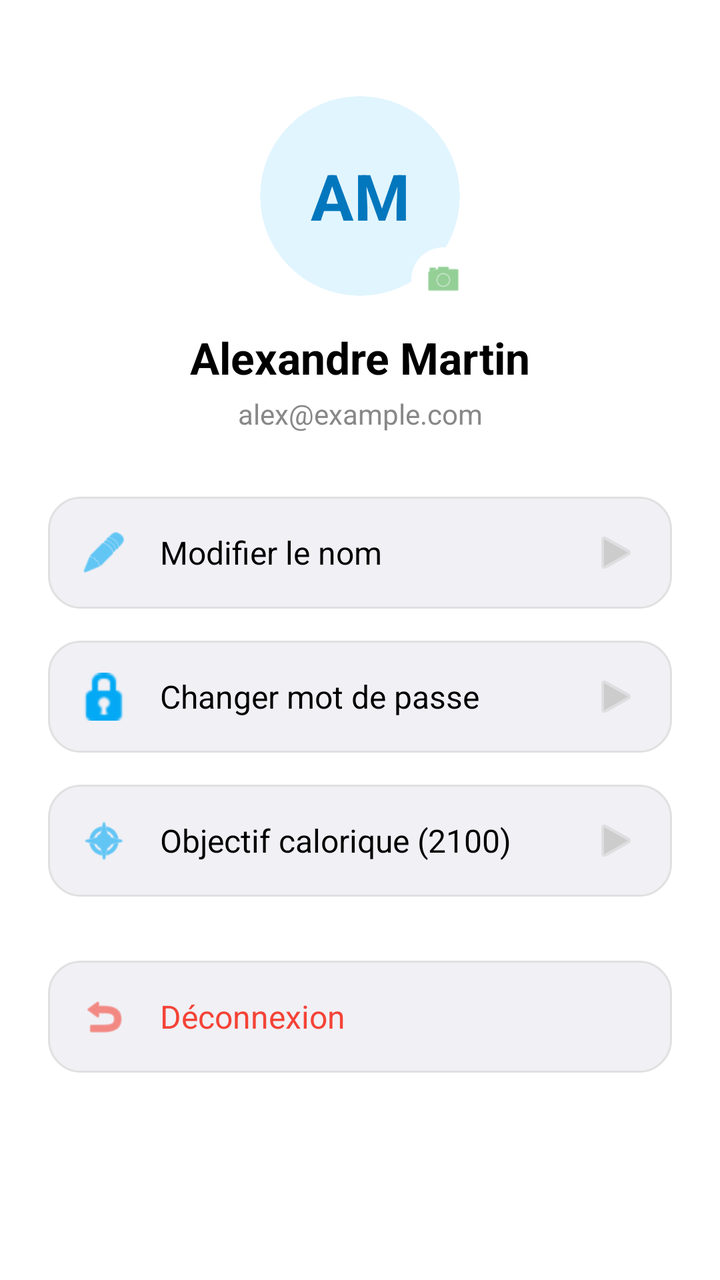
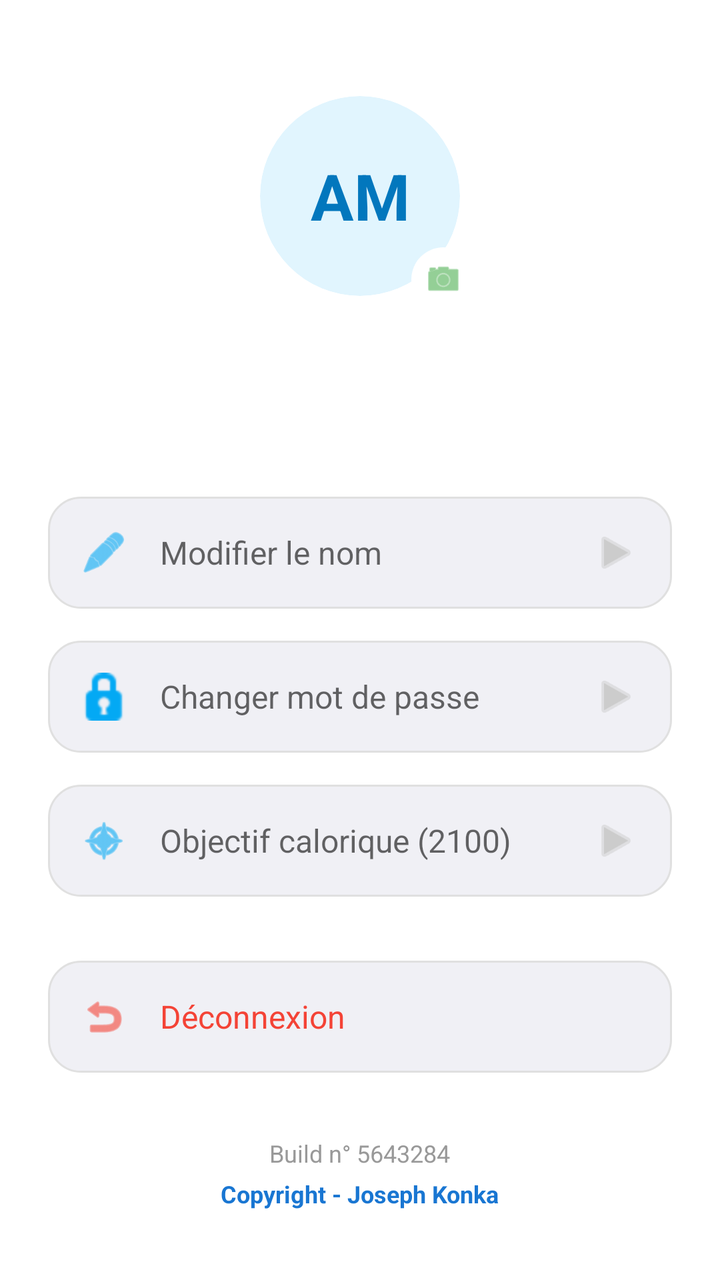

Before-and-after screenshots of an Android layout around one commit, followed by the original layout XML and the change that was made.
<!-- AndroidManifest.xml: application theme Theme.CaloriesTracker -->
<!-- res/layout/fragment_profil.xml -->
<?xml version="1.0" encoding="utf-8"?>
<androidx.constraintlayout.widget.ConstraintLayout xmlns:android="http://schemas.android.com/apk/res/android"
    xmlns:app="http://schemas.android.com/apk/res-auto"
    android:layout_width="match_parent"
    android:layout_height="match_parent"
    android:background="#FFFFFF">

    
    <androidx.cardview.widget.CardView
        android:id="@+id/cvAvatar"
        android:layout_width="100dp"
        android:layout_height="100dp"
        android:layout_marginTop="48dp"
        app:cardBackgroundColor="#E1F5FE"
        app:cardCornerRadius="50dp"
        app:cardElevation="0dp"
        app:layout_constraintEnd_toEndOf="parent"
        app:layout_constraintStart_toStartOf="parent"
        app:layout_constraintTop_toTopOf="parent">
        <TextView
            android:layout_width="match_parent"
            android:layout_height="match_parent"
            android:gravity="center"
            android:text="AM"
            android:textColor="#0277BD"
            android:textSize="32sp"
            android:textStyle="bold" />
    </androidx.cardview.widget.CardView>

    <ImageView
        android:layout_width="32dp"
        android:layout_height="32dp"
        android:layout_marginEnd="-8dp"
        android:layout_marginBottom="-8dp"
        android:background="@drawable/bg_rounded_white"
        android:padding="6dp"
        android:src="@android:drawable/ic_menu_camera"
        app:tint="#4CAF50"
        app:layout_constraintBottom_toBottomOf="@+id/cvAvatar"
        app:layout_constraintEnd_toEndOf="@+id/cvAvatar" />

    <TextView
        android:id="@+id/tvProfileName"
        android:layout_width="wrap_content"
        android:layout_height="wrap_content"
        android:layout_marginTop="16dp"
        android:text="Alexandre Martin"
        android:textColor="#000000"
        android:textSize="22sp"
        android:textStyle="bold"
        app:layout_constraintEnd_toEndOf="parent"
        app:layout_constraintStart_toStartOf="parent"
        app:layout_constraintTop_toBottomOf="@+id/cvAvatar" />

    <TextView
        android:id="@+id/tvProfileEmail"
        android:layout_width="wrap_content"
        android:layout_height="wrap_content"
        android:layout_marginTop="4dp"
        android:text="alex@example.com"
        android:textColor="#888888"
        android:textSize="14sp"
        app:layout_constraintEnd_toEndOf="parent"
        app:layout_constraintStart_toStartOf="parent"
        app:layout_constraintTop_toBottomOf="@+id/tvProfileName" />

    
    <LinearLayout
        android:layout_width="match_parent"
        android:layout_height="wrap_content"
        android:layout_marginStart="24dp"
        android:layout_marginTop="32dp"
        android:layout_marginEnd="24dp"
        android:orientation="vertical"
        app:layout_constraintTop_toBottomOf="@+id/tvProfileEmail">

        
        <LinearLayout
            android:layout_width="match_parent"
            android:layout_height="wrap_content"
            android:background="@drawable/bg_edittext"
            android:gravity="center_vertical"
            android:orientation="horizontal"
            android:padding="16dp"
            android:layout_marginBottom="16dp">
            <ImageView
                android:layout_width="24dp"
                android:layout_height="24dp"
                android:src="@android:drawable/ic_menu_edit"
                app:tint="#03A9F4" />
            <TextView
                android:layout_width="0dp"
                android:layout_height="wrap_content"
                android:layout_marginStart="16dp"
                android:layout_weight="1"
                android:text="Modifier le nom"
                android:textColor="#000000"
                android:textSize="16sp" />
            <ImageView
                android:layout_width="24dp"
                android:layout_height="24dp"
                android:src="@android:drawable/ic_media_play"
                app:tint="#CCCCCC" />
        </LinearLayout>

        
        <LinearLayout
            android:layout_width="match_parent"
            android:layout_height="wrap_content"
            android:background="@drawable/bg_edittext"
            android:gravity="center_vertical"
            android:orientation="horizontal"
            android:padding="16dp"
            android:layout_marginBottom="16dp">
            <ImageView
                android:layout_width="24dp"
                android:layout_height="24dp"
                android:src="@android:drawable/ic_secure"
                app:tint="#03A9F4" />
            <TextView
                android:layout_width="0dp"
                android:layout_height="wrap_content"
                android:layout_marginStart="16dp"
                android:layout_weight="1"
                android:text="Changer mot de passe"
                android:textColor="#000000"
                android:textSize="16sp" />
            <ImageView
                android:layout_width="24dp"
                android:layout_height="24dp"
                android:src="@android:drawable/ic_media_play"
                app:tint="#CCCCCC" />
        </LinearLayout>

        
        <LinearLayout
            android:layout_width="match_parent"
            android:layout_height="wrap_content"
            android:background="@drawable/bg_edittext"
            android:gravity="center_vertical"
            android:orientation="horizontal"
            android:padding="16dp"
            android:layout_marginBottom="32dp">
            <ImageView
                android:layout_width="24dp"
                android:layout_height="24dp"
                android:src="@android:drawable/ic_menu_compass"
                app:tint="#03A9F4" />
            <TextView
                android:layout_width="0dp"
                android:layout_height="wrap_content"
                android:layout_marginStart="16dp"
                android:layout_weight="1"
                android:text="Objectif calorique (2100)"
                android:textColor="#000000"
                android:textSize="16sp" />
            <ImageView
                android:layout_width="24dp"
                android:layout_height="24dp"
                android:src="@android:drawable/ic_media_play"
                app:tint="#CCCCCC" />
        </LinearLayout>

        
        <LinearLayout
            android:layout_width="match_parent"
            android:layout_height="wrap_content"
            android:background="@drawable/bg_edittext"
            android:gravity="center_vertical"
            android:orientation="horizontal"
            android:padding="16dp">
            <ImageView
                android:layout_width="24dp"
                android:layout_height="24dp"
                android:src="@android:drawable/ic_menu_revert"
                app:tint="#F44336" />
            <TextView
                android:id="@+id/tvLogout"
                android:layout_width="0dp"
                android:layout_height="wrap_content"
                android:layout_marginStart="16dp"
                android:layout_weight="1"
                android:text="Déconnexion"
                android:textColor="#F44336"
                android:textSize="16sp" />
        </LinearLayout>
    </LinearLayout>

</androidx.constraintlayout.widget.ConstraintLayout>
<!-- resources referenced by this layout -->
<resources>
  <!-- drawable bg_edittext (drawable) -->
  <?xml version="1.0" encoding="utf-8"?>
  <shape xmlns:android="http://schemas.android.com/apk/res/android">
      <solid android:color="#F0F0F5" />
      <stroke android:width="1dp" android:color="#E0E0E0" />
      <corners android:radius="16dp" />
  </shape>
  <!-- drawable bg_rounded_white (drawable) -->
  <?xml version="1.0" encoding="utf-8"?>
  <shape xmlns:android="http://schemas.android.com/apk/res/android">
      <solid android:color="#FFFFFF" />
      <corners android:radius="24dp" />
  </shape>
  <style name="Theme.CaloriesTracker" parent="Theme.MaterialComponents.DayNight.NoActionBar">
          
          <item name="android:statusBarColor">@android:color/transparent</item>
          <item name="android:windowLightStatusBar">true</item>
      </style>
</resources>

<!-- the commit's change to res/layout/fragment_profil.xml (unified diff, before → after) -->
@@ -18,6 +18,7 @@
         app:layout_constraintStart_toStartOf="parent"
         app:layout_constraintTop_toTopOf="parent">
         <TextView
+            android:id="@+id/tvInitials"
             android:layout_width="match_parent"
             android:layout_height="match_parent"
             android:gravity="center"
@@ -25,9 +26,17 @@
             android:textColor="#0277BD"
             android:textSize="32sp"
             android:textStyle="bold" />
+            
+        <ImageView
+            android:id="@+id/ivProfilePicture"
+            android:layout_width="match_parent"
+            android:layout_height="match_parent"
+            android:scaleType="centerCrop"
+            android:visibility="gone" />
     </androidx.cardview.widget.CardView>
 
     <ImageView
+        android:id="@+id/btnChangePhoto"
         android:layout_width="32dp"
         android:layout_height="32dp"
         android:layout_marginEnd="-8dp"
@@ -44,7 +53,7 @@
         android:layout_width="wrap_content"
         android:layout_height="wrap_content"
         android:layout_marginTop="16dp"
-        android:text="Alexandre Martin"
+        android:text=""
         android:textColor="#000000"
         android:textSize="22sp"
         android:textStyle="bold"
@@ -57,7 +66,7 @@
         android:layout_width="wrap_content"
         android:layout_height="wrap_content"
         android:layout_marginTop="4dp"
-        android:text="alex@example.com"
+        android:text=""
         android:textColor="#888888"
         android:textSize="14sp"
         app:layout_constraintEnd_toEndOf="parent"
@@ -84,19 +93,25 @@
             android:padding="16dp"
             android:layout_marginBottom="16dp">
             <ImageView
+                android:id="@+id/iconEditName"
                 android:layout_width="24dp"
                 android:layout_height="24dp"
                 android:src="@android:drawable/ic_menu_edit"
                 app:tint="#03A9F4" />
-            <TextView
-                android:layout_width="0dp"
-                android:layout_height="wrap_content"
-                android:layout_marginStart="16dp"
-                android:layout_weight="1"
-                android:text="Modifier le nom"
+            <EditText
+                android:id="@+id/etEditName"
+                android:layout_width="0dp"
+                android:layout_height="wrap_content"
+                android:layout_marginStart="16dp"
+                android:layout_weight="1"
+                android:background="@null"
+                android:hint="Modifier le nom"
                 android:textColor="#000000"
-                android:textSize="16sp" />
-            <ImageView
+                android:textSize="16sp"
+                android:enabled="false"
+                android:inputType="textPersonName" />
+            <ImageView
+                android:id="@+id/btnSaveName"
                 android:layout_width="24dp"
                 android:layout_height="24dp"
                 android:src="@android:drawable/ic_media_play"
@@ -113,19 +128,25 @@
             android:padding="16dp"
             android:layout_marginBottom="16dp">
             <ImageView
+                android:id="@+id/iconEditPassword"
                 android:layout_width="24dp"
                 android:layout_height="24dp"
                 android:src="@android:drawable/ic_secure"
                 app:tint="#03A9F4" />
-            <TextView
-                android:layout_width="0dp"
-                android:layout_height="wrap_content"
-                android:layout_marginStart="16dp"
-                android:layout_weight="1"
-                android:text="Changer mot de passe"
+            <EditText
+                android:id="@+id/etEditPassword"
+                android:layout_width="0dp"
+                android:layout_height="wrap_content"
+                android:layout_marginStart="16dp"
+                android:layout_weight="1"
+                android:background="@null"
+                android:hint="Changer mot de passe"
                 android:textColor="#000000"
-                android:textSize="16sp" />
-            <ImageView
+                android:textSize="16sp"
+                android:enabled="false"
+                android:inputType="textPassword" />
+            <ImageView
+                android:id="@+id/btnSavePassword"
                 android:layout_width="24dp"
                 android:layout_height="24dp"
                 android:src="@android:drawable/ic_media_play"
@@ -142,19 +163,25 @@
             android:padding="16dp"
             android:layout_marginBottom="32dp">
             <ImageView
+                android:id="@+id/iconEditGoal"
                 android:layout_width="24dp"
                 android:layout_height="24dp"
                 android:src="@android:drawable/ic_menu_compass"
                 app:tint="#03A9F4" />
-            <TextView
-                android:layout_width="0dp"
-                android:layout_height="wrap_content"
-                android:layout_marginStart="16dp"
-                android:layout_weight="1"
-                android:text="Objectif calorique (2100)"
+            <EditText
+                android:id="@+id/etEditGoal"
+                android:layout_width="0dp"
+                android:layout_height="wrap_content"
+                android:layout_marginStart="16dp"
+                android:layout_weight="1"
+                android:background="@null"
+                android:hint="Objectif calorique (2100)"
                 android:textColor="#000000"
-                android:textSize="16sp" />
-            <ImageView
+                android:textSize="16sp"
+                android:enabled="false"
+                android:inputType="number" />
+            <ImageView
+                android:id="@+id/btnSaveGoal"
                 android:layout_width="24dp"
                 android:layout_height="24dp"
                 android:src="@android:drawable/ic_media_play"
@@ -163,6 +190,7 @@
 
         
         <LinearLayout
+            android:id="@+id/btnLogoutContainer"
             android:layout_width="match_parent"
             android:layout_height="wrap_content"
             android:background="@drawable/bg_edittext"
@@ -184,6 +212,33 @@
                 android:textColor="#F44336"
                 android:textSize="16sp" />
         </LinearLayout>
+        
+        
+        <LinearLayout
+            android:layout_width="match_parent"
+            android:layout_height="wrap_content"
+            android:layout_marginTop="32dp"
+            android:gravity="center"
+            android:orientation="vertical">
+            
+            <TextView
+                android:layout_width="wrap_content"
+                android:layout_height="wrap_content"
+                android:text="Build n° 5643284"
+                android:textSize="12sp"
+                android:textColor="#999999"/>
+                
+            <TextView
+                android:id="@+id/tvCopyright"
+                android:layout_width="wrap_content"
+                android:layout_height="wrap_content"
+                android:layout_marginTop="4dp"
+                android:text="Copyright - Joseph Konka"
+                android:textSize="12sp"
+                android:textColor="#1976D2"
+                android:textStyle="bold"/>
+        </LinearLayout>
+        
     </LinearLayout>
 
 </androidx.constraintlayout.widget.ConstraintLayout>
